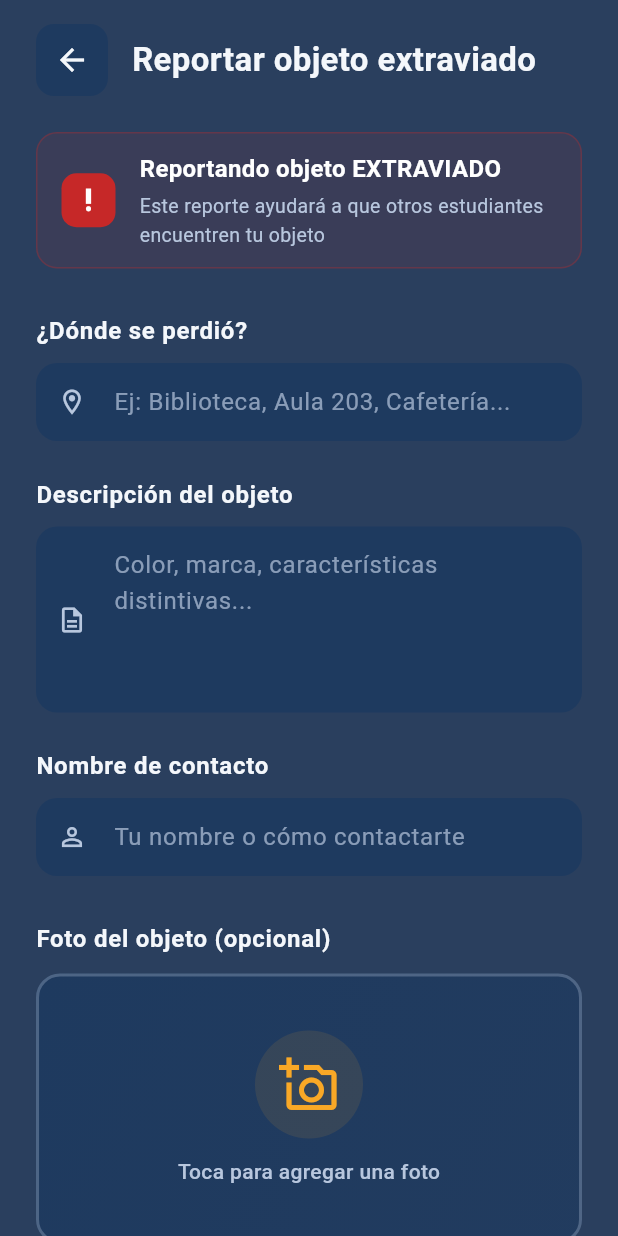
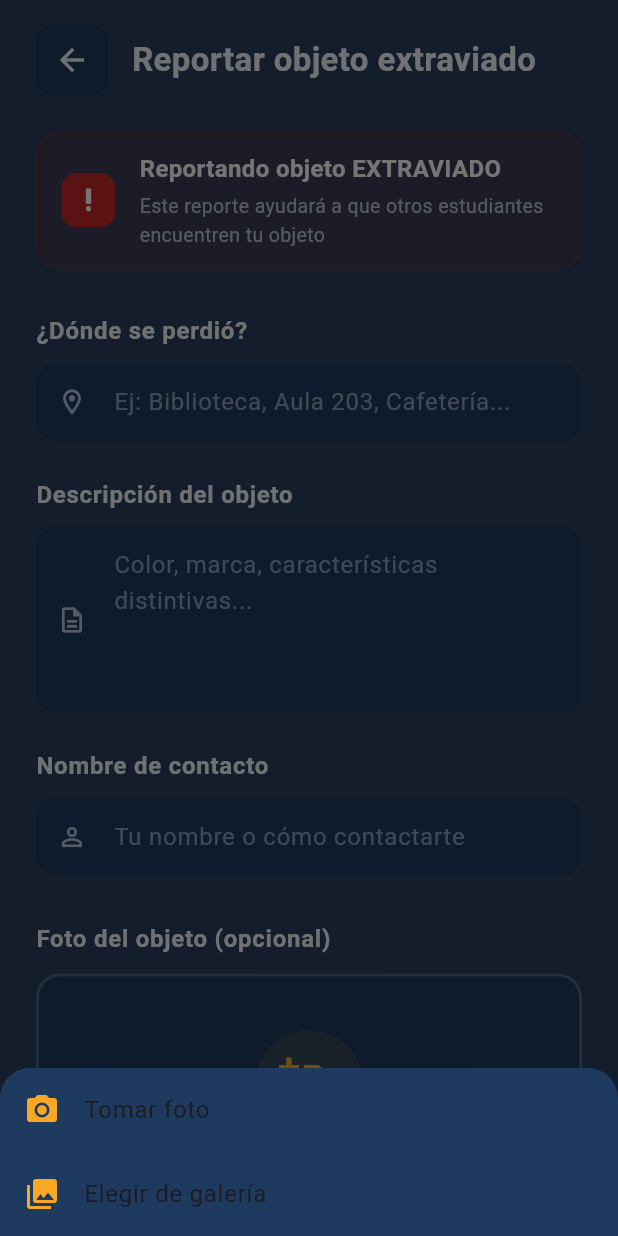
Before and after one commit to Danielra62/Unilost, a Flutter app: the CrearReporteScreen screen opened by its route, after a tap on "Toca para agregar una foto", on a phone screen of 412 x 824 dp. Run offline on Flutter 3.47's test engine with Material 3 defaults, Android fonts, the phone set to English and light mode, and no system bars; our stand-ins replace flutter_dotenv, flutter_image_compress, image_picker, shared_preferences; accounts and stored records are empty.

Commit message:
Añadir función de cámara

```diff
--- a/lib/screens/crear_reporte/crear_reporte_screen.dart
+++ b/lib/screens/crear_reporte/crear_reporte_screen.dart
@@ -405,9 +405,43 @@ class _CrearReporteScreenState extends State<CrearReporteScreen> {
   // =========================================================
 
   Future<void> _seleccionarImagen() async {
+  showModalBottomSheet(
+    context: context,
+    backgroundColor: AppColors.inputFondo,
+    shape: const RoundedRectangleBorder(
+      borderRadius: BorderRadius.vertical(top: Radius.circular(20)),
+    ),
+    builder: (_) {
+      return SafeArea(
+        child: Wrap(
+          children: [
+            ListTile(
+              leading: Icon(Icons.camera_alt, color: AppColors.amarilloAccion),
+              title: const Text("Tomar foto"),
+              onTap: () {
+                Navigator.pop(context);
+                _pickImage(ImageSource.camera);
+              },
+            ),
+            ListTile(
+              leading: Icon(Icons.photo_library, color: AppColors.amarilloAccion),
+              title: const Text("Elegir de galería"),
+              onTap: () {
+                Navigator.pop(context);
+                _pickImage(ImageSource.gallery);
+              },
+            ),
+          ],
+        ),
+      );
+    },
+  );
+}
+
+    Future<void> _pickImage(ImageSource source) async {
   try {
     final XFile? picked = await _picker.pickImage(
-        source: ImageSource.gallery,
+      source: source,
       imageQuality: 80,
     );
 
```
Also changed, not shown: 1 other file. Lines whose indentation alone changed are shown as unchanged.
